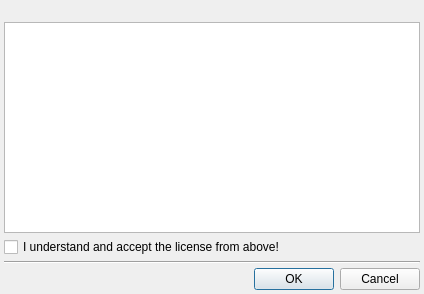
Before: the Qt Designer form tabout_form.ui in stasinek/Koperek, drawn with Qt 5.
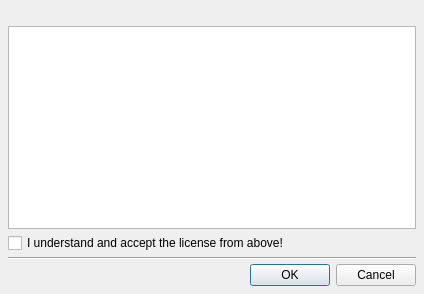
After: the same form once the commit is applied. Icons and pictures are not drawn.

Diff of the .ui file:
```diff
--- a/tabout_form.ui
+++ b/tabout_form.ui
@@ -24,16 +24,16 @@
     <number>4</number>
    </property>
    <property name="leftMargin">
-    <number>4</number>
+    <number>8</number>
    </property>
    <property name="topMargin">
-    <number>4</number>
+    <number>8</number>
    </property>
    <property name="rightMargin">
-    <number>4</number>
+    <number>8</number>
    </property>
    <property name="bottomMargin">
-    <number>4</number>
+    <number>8</number>
    </property>
    <item>
     <widget class="QLabel" name="label">
```
